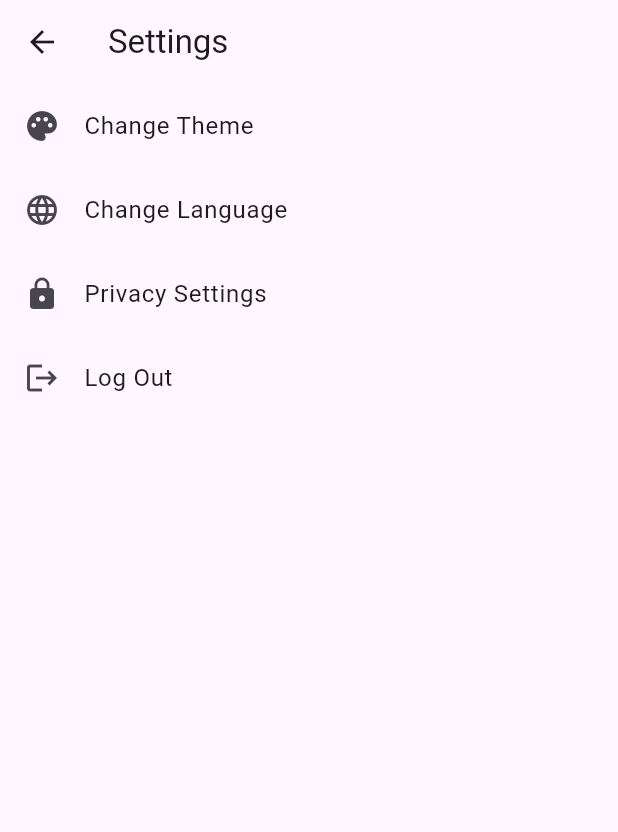
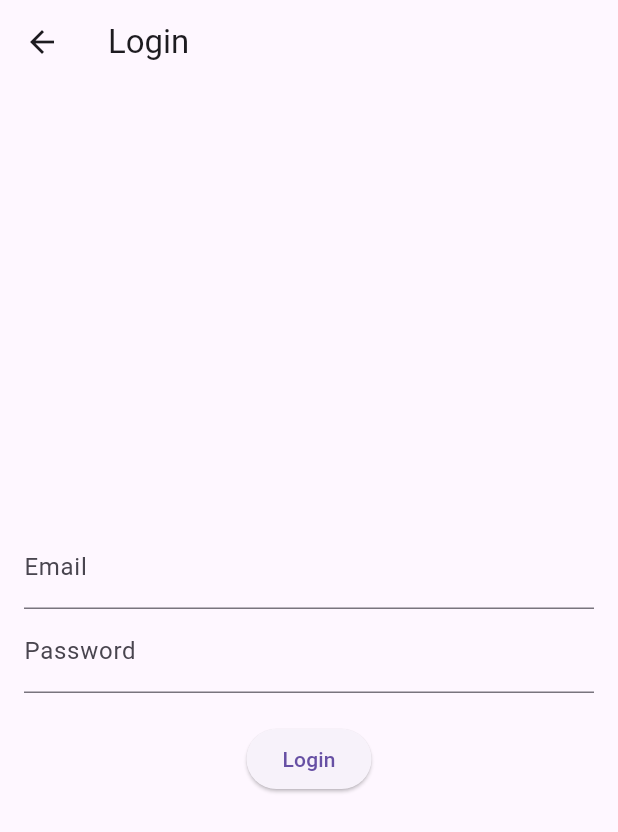
Before and after one commit to edwinacosta99/List-IT2, a Flutter app: the SettingsScreen screen opened directly, after a tap on "Log Out", on a phone screen of 412 x 824 dp. Shown: the top 832 px of the screen. Run offline on Flutter 3.47's test engine with Material 3 defaults, Android fonts, the phone set to English and light mode, and no system bars; our stand-ins replace firebase_auth, firebase_core; accounts and stored records are empty; network calls fail.

Commit message:
implementacion de login, contiene errores

```diff
--- /dev/null
+++ b/lib/auth/login_screen.dart
@@ -0,0 +1,58 @@
+import 'package:flutter/material.dart';
+import 'package:firebase_auth/firebase_auth.dart';
+import '../screens/boards_page.dart'; // Importa la pantalla BoardsPage
+
+class LoginScreen extends StatelessWidget {
+  final TextEditingController _emailController = TextEditingController();
+  final TextEditingController _passwordController = TextEditingController();
+
+  @override
+  Widget build(BuildContext context) {
+    return Scaffold(
+      appBar: AppBar(
+        title: Text('Login'),
+      ),
+      body: Padding(
+        padding: EdgeInsets.all(16.0),
+        child: Column(
+          mainAxisAlignment: MainAxisAlignment.center,
+          children: [
+            TextField(
+              controller: _emailController,
+              decoration: InputDecoration(labelText: 'Email'),
+            ),
+            TextField(
+              controller: _passwordController,
+              decoration: InputDecoration(labelText: 'Password'),
+              obscureText: true,
+            ),
+            SizedBox(height: 20),
+            ElevatedButton(
+              onPressed: () {
+                _login(context);
+              },
+              child: Text('Login'),
+            ),
+          ],
+        ),
+      ),
+    );
+  }
+
+  void _login(BuildContext context) async {
+    try {
+      await FirebaseAuth.instance.signInWithEmailAndPassword(
+        email: _emailController.text.trim(),
+        password: _passwordController.text.trim(),
+      );
+      Navigator.pushReplacement(
+        context,
+        MaterialPageRoute(builder: (context) => BoardsPage()),
+      );
+    } catch (e) {
+      ScaffoldMessenger.of(context).showSnackBar(SnackBar(
+        content: Text('Failed to login: $e'),
+      ));
+    }
+  }
+}
--- a/lib/screens/settings_page.dart
+++ b/lib/screens/settings_page.dart
@@ -1,57 +1,73 @@
 import 'package:flutter/material.dart';
+import 'package:firebase_auth/firebase_auth.dart';
+import '../auth/login_screen.dart';
 
 class SettingsPage extends StatelessWidget {
+  const SettingsPage({super.key});
+
   @override
   Widget build(BuildContext context) {
     return Scaffold(
       appBar: AppBar(
-        title: Text('Settings'),
+        title: const Text('Settings'),
       ),
-      body: Center(
+      body: const Center(
         child: Text('Settings Page'),
       ),
     );
   }
 }
 
-class SettingsScreen extends StatelessWidget {
-  SettingsScreen({super.key});
+class SettingsScreen extends StatefulWidget {
+  const SettingsScreen({super.key});
+
+  @override
+  SettingsScreenState createState() => SettingsScreenState();
+}
+
+class SettingsScreenState extends State<SettingsScreen> {
+  Future<void> _logout() async {
+    await FirebaseAuth.instance.signOut();
+    if (!mounted) return;
+    Navigator.pushReplacement(
+      context,
+      MaterialPageRoute(builder: (context) => LoginScreen()),
+    );
+  }
 
   @override
   Widget build(BuildContext context) {
     return Scaffold(
       appBar: AppBar(
-        title: Text('Settings'),
+        title: const Text('Settings'),
       ),
       body: ListView(
         children: <Widget>[
           ListTile(
-            leading: Icon(Icons.palette),
-            title: Text('Change Theme'),
+            leading: const Icon(Icons.palette),
+            title: const Text('Change Theme'),
             onTap: () {
               // Lógica para cambiar el tema
             },
           ),
           ListTile(
-            leading: Icon(Icons.language),
-            title: Text('Change Language'),
+            leading: const Icon(Icons.language),
+            title: const Text('Change Language'),
             onTap: () {
               // Lógica para cambiar el idioma
             },
           ),
           ListTile(
-            leading: Icon(Icons.lock),
-            title: Text('Privacy Settings'),
+            leading: const Icon(Icons.lock),
+            title: const Text('Privacy Settings'),
             onTap: () {
               // Lógica para abrir configuraciones de privacidad
             },
           ),
           ListTile(
-            leading: Icon(Icons.logout),
-            title: Text('Log Out'),
-            onTap: () {
-              // Lógica para cerrar sesión
-            },
+            leading: const Icon(Icons.logout),
+            title: const Text('Log Out'),
+            onTap: _logout,
           ),
           // Agrega más opciones de configuración según sea necesario
         ],
```
Also changed, not shown: lib/main.dart (+32 -6 lines).
